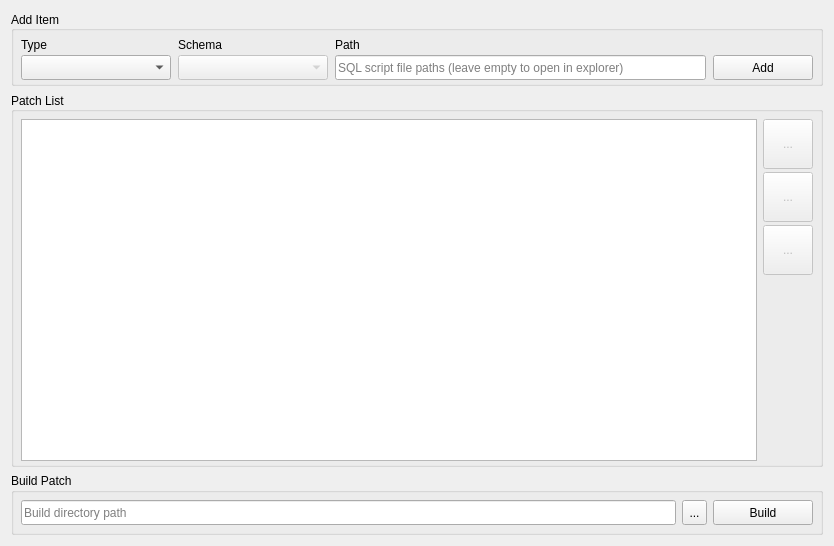
mxprshn/databasePatcherGUI, file PatcherGui/BuilderWidget.ui: the form before one commit.
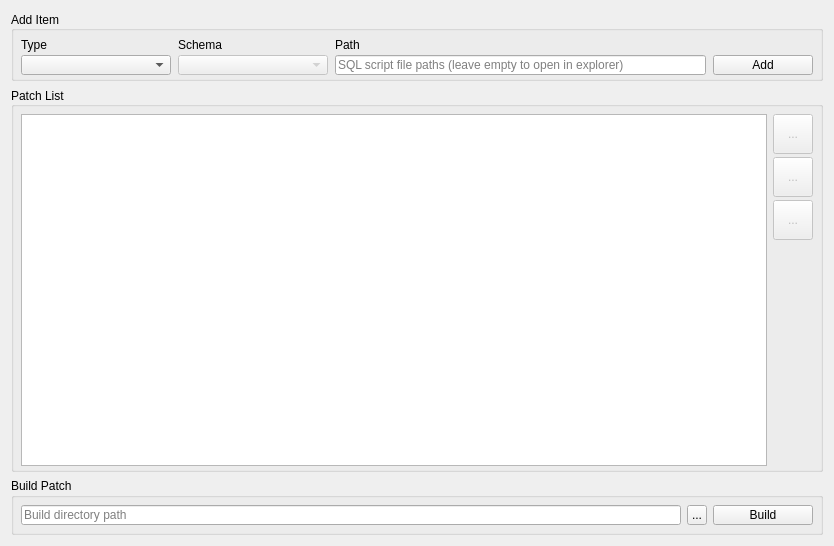
The form after the commit. Icons and pictures are not drawn. Custom widgets are drawn as their Qt base class.

Commit message: Adapt builder widget element sizes to large screen

What changed in the file:
```diff
--- a/PatcherGui/BuilderWidget.ui
+++ b/PatcherGui/BuilderWidget.ui
@@ -103,13 +103,13 @@
         <property name="minimumSize">
          <size>
           <width>150</width>
-          <height>25</height>
+          <height>20</height>
          </size>
         </property>
         <property name="maximumSize">
          <size>
           <width>150</width>
-          <height>25</height>
+          <height>20</height>
          </size>
         </property>
         <property name="iconSize">
@@ -134,13 +134,13 @@
         <property name="minimumSize">
          <size>
           <width>150</width>
-          <height>25</height>
+          <height>20</height>
          </size>
         </property>
         <property name="maximumSize">
          <size>
           <width>150</width>
-          <height>25</height>
+          <height>20</height>
          </size>
         </property>
         <property name="frame">
@@ -159,13 +159,13 @@
         <property name="minimumSize">
          <size>
           <width>0</width>
-          <height>25</height>
+          <height>20</height>
          </size>
         </property>
         <property name="maximumSize">
          <size>
           <width>16777215</width>
-          <height>25</height>
+          <height>20</height>
          </size>
         </property>
         <property name="placeholderText">
@@ -184,13 +184,13 @@
         <property name="minimumSize">
          <size>
           <width>100</width>
-          <height>25</height>
+          <height>20</height>
          </size>
         </property>
         <property name="maximumSize">
          <size>
           <width>100</width>
-          <height>25</height>
+          <height>20</height>
          </size>
         </property>
         <property name="text">
@@ -202,8 +202,8 @@
         </property>
         <property name="iconSize">
          <size>
-          <width>20</width>
-          <height>20</height>
+          <width>15</width>
+          <height>15</height>
          </size>
         </property>
        </widget>
@@ -250,14 +250,14 @@
           </property>
           <property name="minimumSize">
            <size>
-            <width>50</width>
-            <height>50</height>
+            <width>40</width>
+            <height>40</height>
            </size>
           </property>
           <property name="maximumSize">
            <size>
-            <width>50</width>
-            <height>50</height>
+            <width>35</width>
+            <height>35</height>
            </size>
           </property>
           <property name="baseSize">
@@ -278,8 +278,8 @@
           </property>
           <property name="iconSize">
            <size>
-            <width>40</width>
-            <height>40</height>
+            <width>30</width>
+            <height>30</height>
            </size>
           </property>
           <property name="shortcut">
@@ -300,14 +300,14 @@
           </property>
           <property name="minimumSize">
            <size>
-            <width>50</width>
-            <height>50</height>
+            <width>40</width>
+            <height>40</height>
            </size>
           </property>
           <property name="maximumSize">
            <size>
-            <width>50</width>
-            <height>50</height>
+            <width>35</width>
+            <height>35</height>
            </size>
           </property>
           <property name="toolTip">
@@ -322,8 +322,8 @@
           </property>
           <property name="iconSize">
            <size>
-            <width>40</width>
-            <height>40</height>
+            <width>30</width>
+            <height>30</height>
            </size>
           </property>
           <property name="shortcut">
@@ -338,14 +338,14 @@
           </property>
           <property name="minimumSize">
            <size>
-            <width>50</width>
-            <height>50</height>
+            <width>40</width>
+            <height>40</height>
            </size>
           </property>
           <property name="maximumSize">
            <size>
-            <width>50</width>
-            <height>50</height>
+            <width>35</width>
+            <height>35</height>
            </size>
           </property>
           <property name="toolTip">
@@ -360,8 +360,8 @@
           </property>
           <property name="iconSize">
            <size>
-            <width>40</width>
-            <height>40</height>
+            <width>30</width>
+            <height>30</height>
            </size>
           </property>
           <property name="shortcut">
@@ -413,13 +413,13 @@
         <property name="minimumSize">
          <size>
           <width>100</width>
-          <height>25</height>
+          <height>20</height>
          </size>
         </property>
         <property name="maximumSize">
          <size>
           <width>100</width>
-          <height>25</height>
+          <height>20</height>
          </size>
         </property>
         <property name="text">
@@ -431,8 +431,8 @@
         </property>
         <property name="iconSize">
          <size>
-          <width>20</width>
-          <height>20</height>
+          <width>15</width>
+          <height>15</height>
          </size>
         </property>
        </widget>
@@ -442,13 +442,13 @@
         <property name="minimumSize">
          <size>
           <width>0</width>
-          <height>25</height>
+          <height>20</height>
          </size>
         </property>
         <property name="maximumSize">
          <size>
           <width>16777215</width>
-          <height>25</height>
+          <height>20</height>
          </size>
         </property>
         <property name="placeholderText">
@@ -460,14 +460,14 @@
        <widget class="QToolButton" name="explorerButton">
         <property name="minimumSize">
          <size>
-          <width>25</width>
-          <height>25</height>
+          <width>20</width>
+          <height>20</height>
          </size>
         </property>
         <property name="maximumSize">
          <size>
-          <width>25</width>
-          <height>25</height>
+          <width>20</width>
+          <height>20</height>
          </size>
         </property>
         <property name="text">
@@ -477,6 +477,12 @@
          <iconset resource="PatcherResources.qrc">
           <normaloff>:/images/folder.svg</normaloff>:/images/folder.svg</iconset>
         </property>
+        <property name="iconSize">
+         <size>
+          <width>15</width>
+          <height>15</height>
+         </size>
+        </property>
        </widget>
       </item>
      </layout>
```
